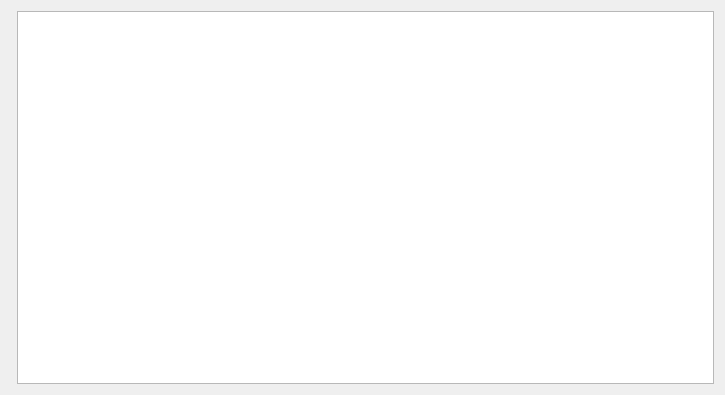
This is src/LicenceTemplatesSettingsPage.ui in nedrysoft/dmgee as Qt 5 draws it before an edit. The edited form follows.
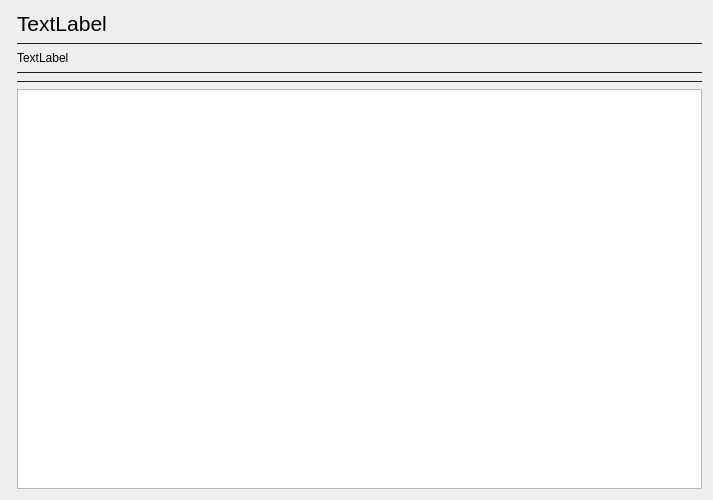
This is the edited form. Custom widgets are drawn as their Qt base class.

Commit message:
wip: licence preferences
licence page is now mostly functional.
OutlineView is now rendering correctly and handles mouse button presses on the buttons.
added BulletWIdget which provides a coloured dot next to text and is used on the licences page.
uses rules.yaml from choosealicence.com to provide tooltip information.

```diff
--- a/src/LicenceTemplatesSettingsPage.ui
+++ b/src/LicenceTemplatesSettingsPage.ui
@@ -6,8 +6,8 @@
    <rect>
     <x>0</x>
     <y>0</y>
-    <width>725</width>
-    <height>395</height>
+    <width>713</width>
+    <height>500</height>
    </rect>
   </property>
   <property name="sizePolicy">
@@ -16,15 +16,112 @@
     <verstretch>0</verstretch>
    </sizepolicy>
   </property>
+  <property name="minimumSize">
+   <size>
+    <width>0</width>
+    <height>500</height>
+   </size>
+  </property>
+  <property name="maximumSize">
+   <size>
+    <width>16777215</width>
+    <height>500</height>
+   </size>
+  </property>
   <property name="windowTitle">
    <string>Form</string>
   </property>
   <layout class="QGridLayout" name="gridLayout">
-   <item row="0" column="1">
-    <widget class="QTextEdit" name="textEdit"/>
-   </item>
    <item row="0" column="0">
-    <widget class="Nedrysoft::ThemedOutlineView" name="widget" native="true"/>
+    <widget class="Nedrysoft::ThemedOutlineView" name="outlineView" native="true"/>
+   </item>
+   <item row="0" column="1">
+    <layout class="QVBoxLayout" name="verticalLayout" stretch="0,0,0,0,0,0,1">
+     <property name="sizeConstraint">
+      <enum>QLayout::SetDefaultConstraint</enum>
+     </property>
+     <item>
+      <widget class="QLabel" name="titleLabel">
+       <property name="font">
+        <font>
+         <pointsize>16</pointsize>
+        </font>
+       </property>
+       <property name="text">
+        <string>TextLabel</string>
+       </property>
+      </widget>
+     </item>
+     <item>
+      <widget class="Line" name="line">
+       <property name="styleSheet">
+        <string notr="true">color: #212121</string>
+       </property>
+       <property name="frameShadow">
+        <enum>QFrame::Plain</enum>
+       </property>
+       <property name="orientation">
+        <enum>Qt::Horizontal</enum>
+       </property>
+      </widget>
+     </item>
+     <item>
+      <widget class="QLabel" name="descriptionLabel">
+       <property name="text">
+        <string>TextLabel</string>
+       </property>
+       <property name="alignment">
+        <set>Qt::AlignLeading|Qt::AlignLeft|Qt::AlignTop</set>
+       </property>
+       <property name="wordWrap">
+        <bool>true</bool>
+       </property>
+      </widget>
+     </item>
+     <item>
+      <widget class="Line" name="line_3">
+       <property name="styleSheet">
+        <string notr="true">color: #212121</string>
+       </property>
+       <property name="frameShadow">
+        <enum>QFrame::Plain</enum>
+       </property>
+       <property name="orientation">
+        <enum>Qt::Horizontal</enum>
+       </property>
+      </widget>
+     </item>
+     <item>
+      <layout class="QHBoxLayout" name="attributesLayout">
+       <property name="spacing">
+        <number>2</number>
+       </property>
+      </layout>
+     </item>
+     <item>
+      <widget class="Line" name="line_2">
+       <property name="styleSheet">
+        <string notr="true">color: #212121</string>
+       </property>
+       <property name="frameShadow">
+        <enum>QFrame::Plain</enum>
+       </property>
+       <property name="orientation">
+        <enum>Qt::Horizontal</enum>
+       </property>
+      </widget>
+     </item>
+     <item>
+      <widget class="QTextBrowser" name="licenseText">
+       <property name="openExternalLinks">
+        <bool>false</bool>
+       </property>
+       <property name="openLinks">
+        <bool>false</bool>
+       </property>
+      </widget>
+     </item>
+    </layout>
    </item>
   </layout>
  </widget>
```
The commit also changes 19 other files.
